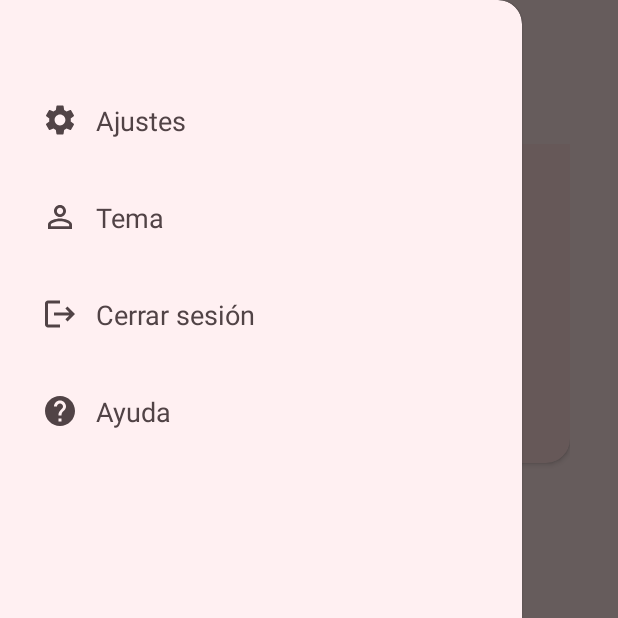
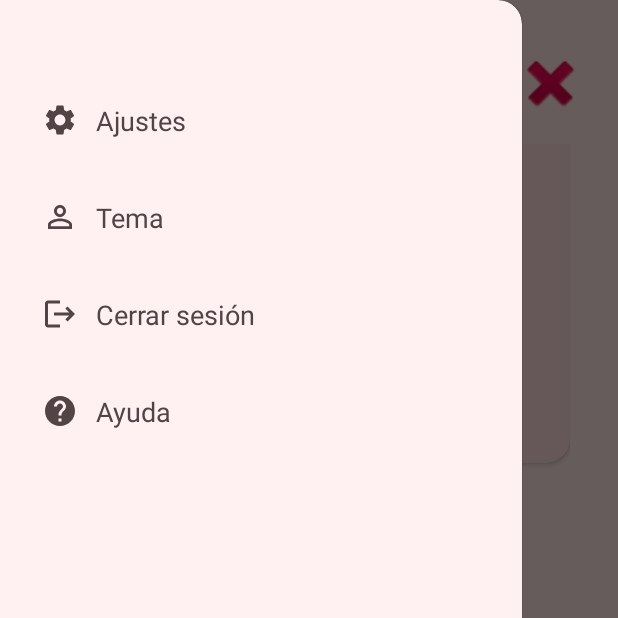
Before and after one commit to mariaadev/HabitProProject, an Android app: the DetalleHabitoActivity screen opened directly, with no data from a screen before it, with the side drawer open, on a phone screen of 412 x 824 dp, the top half of it. Run offline under Robolectric (Android 15) with nearby library versions, the phone set to English and light mode, and no system bars; pictures from the network do not load.

Commit message:
Afegit Botó Eliminar i funcionalitat eliminar dins de DetalleHabito

```diff
--- a/app/src/main/res/layout/activity_detalle_habito.xml
+++ b/app/src/main/res/layout/activity_detalle_habito.xml
@@ -24,14 +24,25 @@
 
         </androidx.appcompat.widget.Toolbar>
 
+        <ImageView
+            android:id="@+id/buttonEliminar"
+            android:layout_width="50dp"
+            android:layout_height="50dp"
+            android:layout_marginBottom="15dp"
+            android:layout_marginEnd="20dp"
+            app:layout_constraintBottom_toTopOf="@+id/scrollView"
+            app:layout_constraintEnd_toEndOf="@+id/my_toolbar"
+            app:srcCompat="@android:drawable/ic_delete" />
+
         <android.widget.ScrollView
             android:id="@+id/scrollView"
             android:layout_width="match_parent"
             android:layout_height="0dp"
             android:layout_marginTop="8dp"
             android:fillViewport="true"
-            app:layout_constraintTop_toBottomOf="@+id/my_toolbar"
-            app:layout_constraintBottom_toTopOf="@+id/bottomNavigationView">
+            app:layout_constraintBottom_toTopOf="@+id/bottomNavigationView"
+            app:layout_constraintTop_toBottomOf="@+id/my_toolbar">
+
 
             <LinearLayout
                 android:id="@+id/linearLayout"
@@ -50,23 +61,23 @@
                     android:layout_width="match_parent"
                     android:layout_height="wrap_content"
                     android:layout_margin="16dp"
+                    android:padding="16dp"
+                    app:cardBackgroundColor="@android:color/white"
                     app:cardCornerRadius="16dp"
-                app:cardElevation="4dp"
-                app:cardBackgroundColor="@android:color/white"
-                android:padding="16dp">
+                    app:cardElevation="4dp">
 
                     <LinearLayout
                         android:layout_width="match_parent"
                         android:layout_height="wrap_content"
-                android:orientation="horizontal"
-                android:gravity="center_vertical">
+                        android:gravity="center_vertical"
+                        android:orientation="horizontal">
 
                         <ImageView
                             android:id="@+id/imageViewDetalleHabito"
                             android:layout_width="80dp"
                             android:layout_height="80dp"
-                    android:src="@drawable/ic_help"
-                    android:layout_marginEnd="16dp" />
+                            android:layout_marginEnd="16dp"
+                            android:src="@drawable/ic_help" />
 
                         <LinearLayout
                             android:layout_width="wrap_content"
@@ -77,12 +88,12 @@
                                 android:id="@+id/textViewDays"
                                 android:layout_width="wrap_content"
                                 android:layout_height="wrap_content"
+                                android:layout_marginBottom="8dp"
+                                android:fontFamily="@font/nunito_bold"
                                 android:text="43 días 22 horas"
+                                android:textColor="#000000"
                                 android:textSize="18sp"
-                        android:textColor="#000000"
-                        android:fontFamily="@font/nunito_bold"
-                        android:textStyle="bold"
-                        android:layout_marginBottom="8dp" />
+                                android:textStyle="bold" />
 
 
                             <TextView
@@ -90,8 +101,8 @@
                                 android:layout_width="wrap_content"
                                 android:layout_height="wrap_content"
                                 android:text="@string/tiempo_total"
-                        android:textSize="14sp"
-                        android:textColor="#757575" />
+                                android:textColor="#757575"
+                                android:textSize="14sp" />
                         </LinearLayout>
 
                     </LinearLayout>
@@ -144,31 +155,32 @@
                         android:id="@+id/progressText"
                         android:layout_width="wrap_content"
                         android:layout_height="wrap_content"
+                        android:layout_marginTop="8dp"
                         android:text="@string/_0"
-                    android:layout_marginTop="8dp"
                         android:textAppearance="?android:attr/textAppearanceMedium" />
 
                     <androidx.cardview.widget.CardView
-                    android:layout_marginTop="24dp"
                         android:layout_width="match_parent"
                         android:layout_height="match_parent"
-                    app:cardCornerRadius="16dp"
-                    android:backgroundTint="#FFDCDC">
+                        android:layout_marginTop="24dp"
+                        android:backgroundTint="#FFDCDC"
+                        app:cardCornerRadius="16dp">
 
                         <LinearLayout
                             android:layout_width="match_parent"
                             android:layout_height="match_parent"
                             android:layout_margin="10dp"
                             android:orientation="vertical">
+
                             <TextView
                                 android:id="@+id/resumenAtributosHabitos"
                                 android:layout_width="wrap_content"
                                 android:layout_height="wrap_content"
+                                android:layout_gravity="center"
                                 android:layout_marginTop="12dp"
                                 android:layout_marginBottom="5dp"
                                 android:fontFamily="@font/nunito_bold"
                                 android:text="@string/resumen"
-                            android:layout_gravity="center"
                                 android:textSize="24dp" />
 
                             <TextView
@@ -224,21 +236,19 @@
                         android:id="@+id/calendarTitle"
                         android:layout_width="wrap_content"
                         android:layout_height="wrap_content"
+                        android:layout_gravity="center"
+                        android:layout_marginTop="30dp"
+                        android:layout_marginBottom="5dp"
+                        android:fontFamily="@font/nunito_bold"
                         android:text="@string/calendario"
-                    android:textSize="24sp"
-                    android:fontFamily="@font/nunito_bold"
-                    android:layout_marginTop="30dp"
                         android:textColor="#000000"
-                    android:layout_gravity="center"
-                    android:layout_marginBottom="5dp" />
+                        android:textSize="24sp" />
 
                     <androidx.recyclerview.widget.RecyclerView
                         android:id="@+id/recyclerView"
                         android:layout_width="match_parent"
                         android:layout_height="350dp"
-                    android:layout_margin="16dp"/>
-
-
+                        android:layout_margin="16dp" />
 
 
                 </LinearLayout>
```
Also changed, not shown: app/src/main/java/com/example/habitproproject/Activity/DetalleHabitoActivity.kt (+69 -11 lines). Lines whose indentation alone changed are shown as unchanged.
